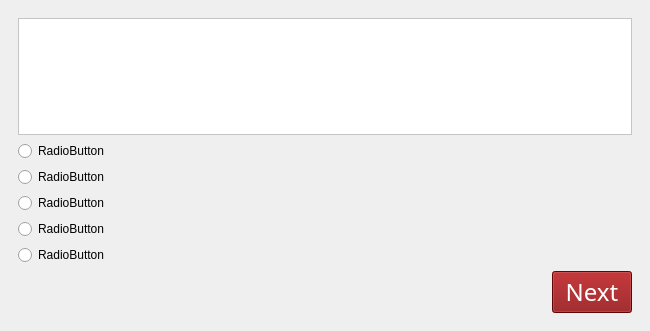
This is src/mainwindow.ui in Dancon08/Questionnaire as Qt 5 draws it before an edit. The edited form follows.
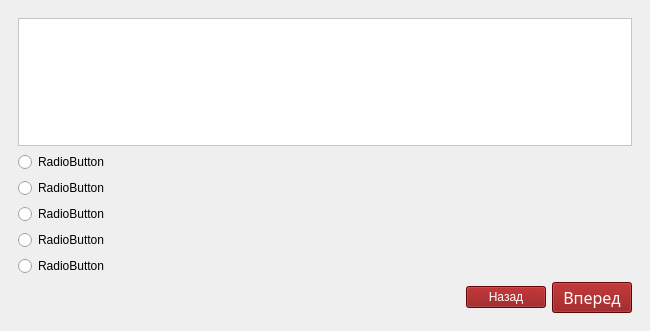
This is the edited form. The open tabs and pages were chosen to show the change.

The edit to the form file:
```diff
--- a/src/mainwindow.ui
+++ b/src/mainwindow.ui
@@ -17,7 +17,6 @@
    <string notr="true">                  QPushButton
                   {
                   background: #890709;
-                  font-size: 24px;
                   text-align: center;
                   color: #FFFFFF;
                   }
@@ -209,6 +208,16 @@
               </property>
              </spacer>
             </item>
+            <item>
+             <widget class="QPushButton" name="btnPrev_">
+              <property name="styleSheet">
+               <string notr="true">color: rgb(255, 255, 255);</string>
+              </property>
+              <property name="text">
+               <string>Назад</string>
+              </property>
+             </widget>
+            </item>
             <item>
              <widget class="QPushButton" name="btnNext_">
               <property name="font">
@@ -225,7 +234,7 @@
 font: 12pt &quot;Source Sans Pro&quot;;</string>
               </property>
               <property name="text">
-               <string>Next</string>
+               <string>Вперед</string>
               </property>
              </widget>
             </item>
```
Left out of the diff: 14 changed lines with no effect on the pictures.
